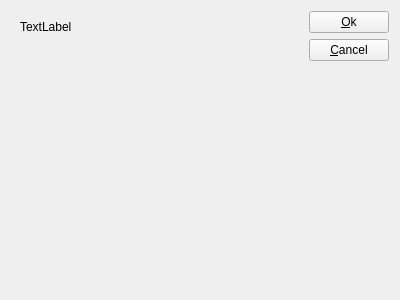
kingnak/arkhor, file arkhorclient/gui/choicewidget.ui: the form before one commit.
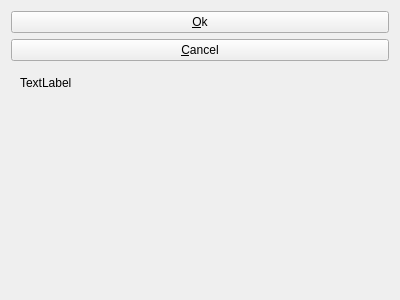
The form after the commit. Custom widgets are drawn as their Qt base class.

```diff
--- a/arkhorclient/gui/choicewidget.ui
+++ b/arkhorclient/gui/choicewidget.ui
@@ -13,16 +13,28 @@
   <property name="windowTitle">
    <string>Form</string>
   </property>
-  <layout class="QHBoxLayout" name="horizontalLayout_2" stretch="1,0">
+  <layout class="QVBoxLayout" name="verticalLayout_3">
+   <item>
+    <widget class="QPushButton" name="btnOk">
+     <property name="text">
+      <string>&amp;Ok</string>
+     </property>
+    </widget>
+   </item>
+   <item>
+    <widget class="QPushButton" name="btnCancel">
+     <property name="text">
+      <string>&amp;Cancel</string>
+     </property>
+    </widget>
+   </item>
    <item>
     <widget class="QStackedWidget" name="stkChoices">
      <property name="currentIndex">
       <number>0</number>
      </property>
      <widget class="QWidget" name="pageItemSelector">
-      <layout class="QHBoxLayout" name="horizontalLayout" stretch="1,1">
-       <item>
-        <layout class="QVBoxLayout" name="verticalLayout" stretch="0,1">
+      <layout class="QVBoxLayout" name="verticalLayout" stretch="0,0,1">
          <item>
           <widget class="QLabel" name="lblTitle">
            <property name="text">
@@ -33,47 +45,26 @@
          <item>
           <widget class="ObjectSelectorWidget" name="wgtObjSelection" native="true"/>
          </item>
-        </layout>
-       </item>
        <item>
         <widget class="ObjectInfoWidget" name="wgtInfo" native="true"/>
        </item>
       </layout>
      </widget>
-     <widget class="PaymentSelectorWidget" name="pagePaymentSelector"/>
-     <widget class="StringChoiceSelectorWidget" name="pageStrings"/>
-    </widget>
-   </item>
-   <item>
+     <widget class="QWidget" name="pagePaymentSelector">
     <layout class="QVBoxLayout" name="verticalLayout_2">
      <item>
-      <widget class="QPushButton" name="btnOk">
-       <property name="text">
-        <string>&amp;Ok</string>
-       </property>
-      </widget>
-     </item>
-     <item>
-      <widget class="QPushButton" name="btnCancel">
-       <property name="text">
-        <string>&amp;Cancel</string>
-       </property>
-      </widget>
-     </item>
+        <widget class="PaymentSelectorWidget" name="wgtPayment" native="true"/>
+       </item>
+      </layout>
+     </widget>
+     <widget class="QWidget" name="pageStrings">
+      <layout class="QVBoxLayout" name="verticalLayout_4">
      <item>
-      <spacer name="verticalSpacer">
-       <property name="orientation">
-        <enum>Qt::Vertical</enum>
-       </property>
-       <property name="sizeHint" stdset="0">
-        <size>
-         <width>20</width>
-         <height>40</height>
-        </size>
-       </property>
-      </spacer>
-     </item>
-    </layout>
+        <widget class="StringChoiceSelectorWidget" name="wgtStrings" native="true"/>
+       </item>
+      </layout>
+     </widget>
+    </widget>
    </item>
   </layout>
  </widget>
```
Left out of the diff: 42 changed lines with no effect on the pictures. Lines whose indentation alone changed are shown as unchanged.
